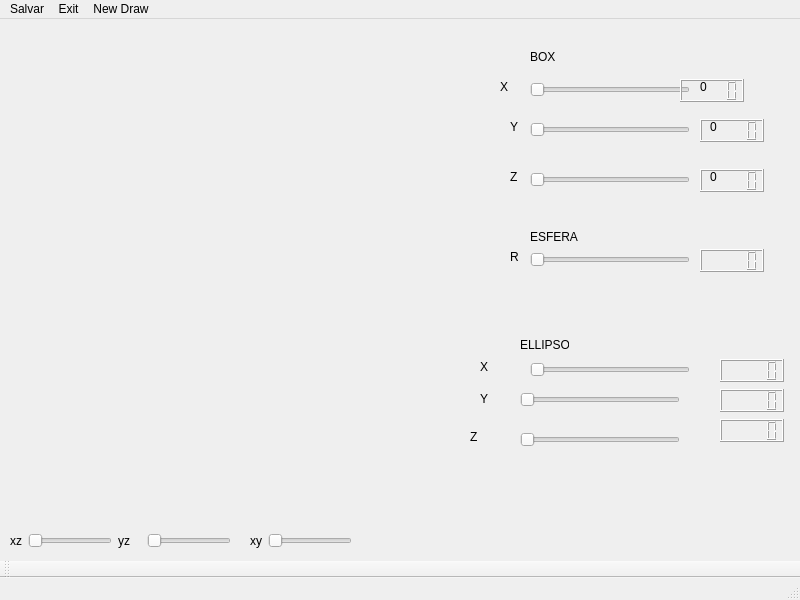
The window that mainwindow.ui (JuliaAlanne/PROJETO---U3) describes before a commit, drawn with Qt 5.
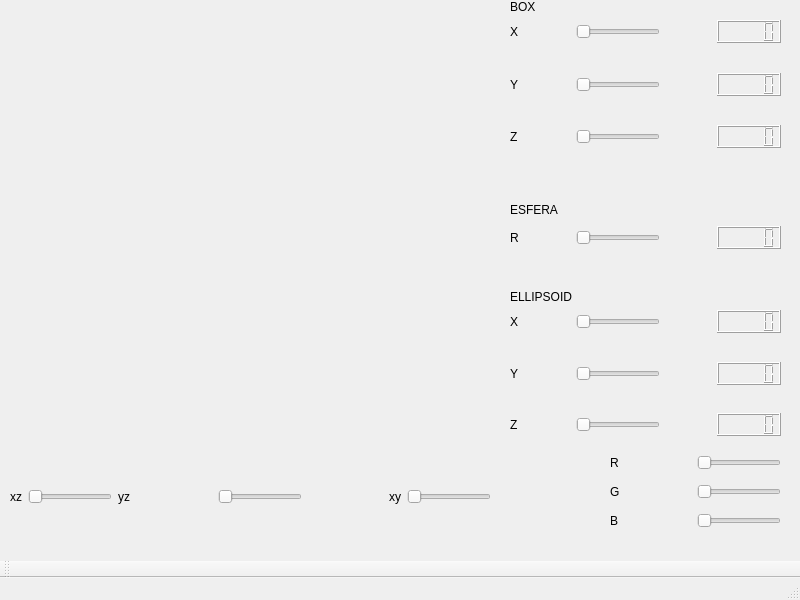
The same window after the commit. Icons and pictures are not drawn.

The edit to the form file:
```diff
--- a/mainwindow.ui
+++ b/mainwindow.ui
@@ -14,45 +14,6 @@
    <string>MainWindow</string>
   </property>
   <widget class="QWidget" name="centralwidget">
-   <widget class="QSlider" name="horizontalSliderX">
-    <property name="geometry">
-     <rect>
-      <x>530</x>
-      <y>60</y>
-      <width>160</width>
-      <height>22</height>
-     </rect>
-    </property>
-    <property name="orientation">
-     <enum>Qt::Horizontal</enum>
-    </property>
-   </widget>
-   <widget class="QSlider" name="horizontalSliderY">
-    <property name="geometry">
-     <rect>
-      <x>530</x>
-      <y>100</y>
-      <width>160</width>
-      <height>22</height>
-     </rect>
-    </property>
-    <property name="orientation">
-     <enum>Qt::Horizontal</enum>
-    </property>
-   </widget>
-   <widget class="QSlider" name="horizontalSliderZ">
-    <property name="geometry">
-     <rect>
-      <x>530</x>
-      <y>150</y>
-      <width>160</width>
-      <height>22</height>
-     </rect>
-    </property>
-    <property name="orientation">
-     <enum>Qt::Horizontal</enum>
-    </property>
-   </widget>
    <widget class="QLabel" name="label">
     <property name="geometry">
      <rect>
@@ -70,9 +31,9 @@
     <property name="geometry">
      <rect>
       <x>10</x>
-      <y>510</y>
-      <width>342</width>
-      <height>24</height>
+      <y>461</y>
+      <width>481</width>
+      <height>71</height>
      </rect>
     </property>
     <layout class="QHBoxLayout" name="horizontalLayout">
@@ -146,306 +107,571 @@
      </item>
     </layout>
    </widget>
-   <widget class="QLabel" name="labelX">
-    <property name="geometry">
-     <rect>
-      <x>700</x>
-      <y>60</y>
-      <width>49</width>
-      <height>16</height>
-     </rect>
-    </property>
-    <property name="text">
-     <string>0</string>
-    </property>
-   </widget>
-   <widget class="QLabel" name="labelY">
-    <property name="geometry">
-     <rect>
-      <x>710</x>
-      <y>100</y>
-      <width>49</width>
-      <height>16</height>
-     </rect>
-    </property>
-    <property name="text">
-     <string>0</string>
-    </property>
-   </widget>
-   <widget class="QLabel" name="labelZ">
-    <property name="geometry">
-     <rect>
-      <x>710</x>
-      <y>150</y>
-      <width>49</width>
-      <height>16</height>
-     </rect>
-    </property>
-    <property name="text">
-     <string>0</string>
-    </property>
-   </widget>
-   <widget class="QLabel" name="label_5">
-    <property name="geometry">
-     <rect>
-      <x>500</x>
-      <y>60</y>
-      <width>49</width>
-      <height>16</height>
-     </rect>
-    </property>
-    <property name="text">
-     <string>X</string>
-    </property>
-   </widget>
-   <widget class="QLabel" name="label_6">
-    <property name="geometry">
-     <rect>
-      <x>510</x>
-      <y>100</y>
-      <width>49</width>
-      <height>16</height>
-     </rect>
-    </property>
-    <property name="text">
-     <string>Y</string>
-    </property>
-   </widget>
-   <widget class="QLabel" name="label_7">
-    <property name="geometry">
-     <rect>
-      <x>510</x>
-      <y>150</y>
-      <width>49</width>
-      <height>16</height>
-     </rect>
-    </property>
-    <property name="text">
-     <string>Z</string>
-    </property>
-   </widget>
-   <widget class="QSlider" name="horizontalSliderEsferaR">
-    <property name="geometry">
-     <rect>
-      <x>530</x>
-      <y>230</y>
-      <width>160</width>
-      <height>22</height>
-     </rect>
-    </property>
-    <property name="orientation">
-     <enum>Qt::Horizontal</enum>
-    </property>
-   </widget>
-   <widget class="QSlider" name="horizontalSliderRXellipsoid">
-    <property name="geometry">
-     <rect>
-      <x>530</x>
-      <y>340</y>
-      <width>160</width>
-      <height>22</height>
-     </rect>
-    </property>
-    <property name="orientation">
-     <enum>Qt::Horizontal</enum>
-    </property>
-   </widget>
-   <widget class="QSlider" name="horizontalSliderRYellipsoid">
-    <property name="geometry">
-     <rect>
-      <x>520</x>
-      <y>370</y>
-      <width>160</width>
-      <height>22</height>
-     </rect>
-    </property>
-    <property name="orientation">
-     <enum>Qt::Horizontal</enum>
-    </property>
-   </widget>
-   <widget class="QLabel" name="label_8">
-    <property name="geometry">
-     <rect>
-      <x>510</x>
-      <y>230</y>
-      <width>49</width>
-      <height>16</height>
-     </rect>
-    </property>
-    <property name="text">
-     <string>R</string>
-    </property>
-   </widget>
-   <widget class="QLabel" name="label_9">
-    <property name="geometry">
-     <rect>
-      <x>480</x>
-      <y>340</y>
-      <width>21</width>
-      <height>16</height>
-     </rect>
-    </property>
-    <property name="text">
-     <string>X</string>
-    </property>
-   </widget>
-   <widget class="QLabel" name="label_10">
-    <property name="geometry">
-     <rect>
-      <x>480</x>
-      <y>370</y>
-      <width>16</width>
-      <height>20</height>
-     </rect>
-    </property>
-    <property name="text">
-     <string>Y</string>
-    </property>
-   </widget>
-   <widget class="QLCDNumber" name="lcdNumber_EsferaR">
-    <property name="geometry">
-     <rect>
-      <x>700</x>
-      <y>230</y>
-      <width>64</width>
-      <height>23</height>
-     </rect>
-    </property>
-   </widget>
-   <widget class="QLCDNumber" name="lcdNumber_EllipsoidX">
-    <property name="geometry">
-     <rect>
-      <x>720</x>
-      <y>340</y>
-      <width>64</width>
-      <height>23</height>
-     </rect>
-    </property>
-   </widget>
-   <widget class="QLCDNumber" name="lcdNumber_EllipsoidY">
-    <property name="geometry">
-     <rect>
-      <x>720</x>
-      <y>370</y>
-      <width>64</width>
-      <height>23</height>
-     </rect>
-    </property>
-   </widget>
-   <widget class="QLCDNumber" name="lcdNumber_BoxX">
-    <property name="geometry">
-     <rect>
-      <x>680</x>
-      <y>60</y>
-      <width>64</width>
-      <height>23</height>
-     </rect>
-    </property>
-   </widget>
-   <widget class="QLCDNumber" name="lcdNumber_BoxY">
-    <property name="geometry">
-     <rect>
-      <x>700</x>
-      <y>100</y>
-      <width>64</width>
-      <height>23</height>
-     </rect>
-    </property>
-   </widget>
-   <widget class="QLCDNumber" name="lcdNumber_BoxZ">
-    <property name="geometry">
-     <rect>
-      <x>700</x>
-      <y>150</y>
-      <width>64</width>
-      <height>23</height>
-     </rect>
-    </property>
-   </widget>
-   <widget class="QLabel" name="label_11">
-    <property name="geometry">
-     <rect>
-      <x>530</x>
-      <y>30</y>
-      <width>49</width>
-      <height>16</height>
-     </rect>
-    </property>
-    <property name="text">
-     <string>BOX</string>
-    </property>
-   </widget>
-   <widget class="QLabel" name="label_12">
-    <property name="geometry">
-     <rect>
-      <x>530</x>
-      <y>210</y>
-      <width>49</width>
-      <height>16</height>
-     </rect>
-    </property>
-    <property name="text">
-     <string>ESFERA</string>
-    </property>
-   </widget>
-   <widget class="QLabel" name="label_13">
-    <property name="geometry">
-     <rect>
-      <x>520</x>
-      <y>310</y>
-      <width>49</width>
-      <height>31</height>
-     </rect>
-    </property>
-    <property name="text">
-     <string>ELLIPSOID</string>
-    </property>
-   </widget>
-   <widget class="QLCDNumber" name="lcdNumber">
-    <property name="geometry">
-     <rect>
-      <x>720</x>
-      <y>400</y>
-      <width>64</width>
-      <height>23</height>
-     </rect>
-    </property>
-   </widget>
-   <widget class="QSlider" name="horizontalSliderRZellipsoid">
-    <property name="geometry">
-     <rect>
-      <x>520</x>
-      <y>410</y>
-      <width>160</width>
-      <height>22</height>
-     </rect>
-    </property>
-    <property name="orientation">
-     <enum>Qt::Horizontal</enum>
-    </property>
-   </widget>
-   <widget class="QLabel" name="label_14">
-    <property name="geometry">
-     <rect>
-      <x>470</x>
-      <y>410</y>
-      <width>21</width>
-      <height>16</height>
-     </rect>
-    </property>
-    <property name="text">
-     <string>Z</string>
-    </property>
-   </widget>
    <widget class="QWidget" name="widget" native="true">
     <property name="geometry">
      <rect>
-      <x>30</x>
-      <y>159</y>
-      <width>431</width>
-      <height>301</height>
+      <x>0</x>
+      <y>0</y>
+      <width>501</width>
+      <height>431</height>
      </rect>
     </property>
+    <property name="maximumSize">
+     <size>
+      <width>501</width>
+      <height>431</height>
+     </size>
+    </property>
+    <property name="autoFillBackground">
+     <bool>true</bool>
+    </property>
+   </widget>
+   <widget class="QWidget" name="layoutWidget">
+    <property name="geometry">
+     <rect>
+      <x>510</x>
+      <y>0</y>
+      <width>271</width>
+      <height>148</height>
+     </rect>
+    </property>
+    <layout class="QVBoxLayout" name="verticalLayout_3">
+     <item>
+      <widget class="QLabel" name="label_11">
+       <property name="text">
+        <string>BOX</string>
+       </property>
+      </widget>
+     </item>
+     <item>
+      <layout class="QVBoxLayout" name="verticalLayout">
+       <item>
+        <layout class="QHBoxLayout" name="horizontalLayout_4">
+         <item>
+          <widget class="QLabel" name="label_5">
+           <property name="text">
+            <string>X</string>
+           </property>
+          </widget>
+         </item>
+         <item>
+          <spacer name="horizontalSpacer_3">
+           <property name="orientation">
+            <enum>Qt::Horizontal</enum>
+           </property>
+           <property name="sizeHint" stdset="0">
+            <size>
+             <width>13</width>
+             <height>20</height>
+            </size>
+           </property>
+          </spacer>
+         </item>
+         <item>
+          <widget class="QSlider" name="horizontalSliderX">
+           <property name="orientation">
+            <enum>Qt::Horizontal</enum>
+           </property>
+          </widget>
+         </item>
+         <item>
+          <spacer name="horizontalSpacer_6">
+           <property name="orientation">
+            <enum>Qt::Horizontal</enum>
+           </property>
+           <property name="sizeHint" stdset="0">
+            <size>
+             <width>13</width>
+             <height>20</height>
+            </size>
+           </property>
+          </spacer>
+         </item>
+         <item>
+          <widget class="QLCDNumber" name="lcdNumber_BoxX"/>
+         </item>
+        </layout>
+       </item>
+       <item>
+        <spacer name="verticalSpacer">
+         <property name="orientation">
+          <enum>Qt::Vertical</enum>
+         </property>
+         <property name="sizeHint" stdset="0">
+          <size>
+           <width>20</width>
+           <height>13</height>
+          </size>
+         </property>
+        </spacer>
+       </item>
+       <item>
+        <layout class="QHBoxLayout" name="horizontalLayout_3">
+         <item>
+          <widget class="QLabel" name="label_6">
+           <property name="text">
+            <string>Y</string>
+           </property>
+          </widget>
+         </item>
+         <item>
+          <spacer name="horizontalSpacer_4">
+           <property name="orientation">
+            <enum>Qt::Horizontal</enum>
+           </property>
+           <property name="sizeHint" stdset="0">
+            <size>
+             <width>13</width>
+             <height>20</height>
+            </size>
+           </property>
+          </spacer>
+         </item>
+         <item>
+          <widget class="QSlider" name="horizontalSliderY">
+           <property name="orientation">
+            <enum>Qt::Horizontal</enum>
+           </property>
+          </widget>
+         </item>
+         <item>
+          <spacer name="horizontalSpacer_7">
+           <property name="orientation">
+            <enum>Qt::Horizontal</enum>
+           </property>
+           <property name="sizeHint" stdset="0">
+            <size>
+             <width>13</width>
+             <height>20</height>
+            </size>
+           </property>
+          </spacer>
+         </item>
+         <item>
+          <widget class="QLCDNumber" name="lcdNumber_BoxY"/>
+         </item>
+        </layout>
+       </item>
+       <item>
+        <spacer name="verticalSpacer_2">
+         <property name="orientation">
+          <enum>Qt::Vertical</enum>
+         </property>
+         <property name="sizeHint" stdset="0">
+          <size>
+           <width>20</width>
+           <height>13</height>
+          </size>
+         </property>
+        </spacer>
+       </item>
+       <item>
+        <layout class="QHBoxLayout" name="horizontalLayout_2">
+         <item>
+          <widget class="QLabel" name="label_7">
+           <property name="text">
+            <string>Z</string>
+           </property>
+          </widget>
+         </item>
+         <item>
+          <spacer name="horizontalSpacer_5">
+           <property name="orientation">
+            <enum>Qt::Horizontal</enum>
+           </property>
+           <property name="sizeHint" stdset="0">
+            <size>
+             <width>13</width>
+             <height>20</height>
+            </size>
+           </property>
+          </spacer>
+         </item>
+         <item>
+          <widget class="QSlider" name="horizontalSliderZ">
+           <property name="orientation">
+            <enum>Qt::Horizontal</enum>
+           </property>
+          </widget>
+         </item>
+         <item>
+          <spacer name="horizontalSpacer_8">
+           <property name="orientation">
+            <enum>Qt::Horizontal</enum>
+           </property>
+           <property name="sizeHint" stdset="0">
+            <size>
+             <width>13</width>
+             <height>20</height>
+            </size>
+           </property>
+          </spacer>
+         </item>
+         <item>
+          <widget class="QLCDNumber" name="lcdNumber_BoxZ"/>
+         </item>
+        </layout>
+       </item>
+      </layout>
+     </item>
+    </layout>
+   </widget>
+   <widget class="QWidget" name="layoutWidget">
+    <property name="geometry">
+     <rect>
+      <x>510</x>
+      <y>200</y>
+      <width>271</width>
+      <height>49</height>
+     </rect>
+    </property>
+    <layout class="QVBoxLayout" name="verticalLayout_2">
+     <item>
+      <widget class="QLabel" name="label_12">
+       <property name="text">
+        <string>ESFERA</string>
+       </property>
+      </widget>
+     </item>
+     <item>
+      <layout class="QHBoxLayout" name="horizontalLayout_5">
+       <item>
+        <widget class="QLabel" name="label_8">
+         <property name="text">
+          <string>R</string>
+         </property>
+        </widget>
+       </item>
+       <item>
+        <spacer name="horizontalSpacer_9">
+         <property name="orientation">
+          <enum>Qt::Horizontal</enum>
+         </property>
+         <property name="sizeHint" stdset="0">
+          <size>
+           <width>13</width>
+           <height>20</height>
+          </size>
+         </property>
+        </spacer>
+       </item>
+       <item>
+        <widget class="QSlider" name="horizontalSliderEsferaR">
+         <property name="orientation">
+          <enum>Qt::Horizontal</enum>
+         </property>
+        </widget>
+       </item>
+       <item>
+        <spacer name="horizontalSpacer_10">
+         <property name="orientation">
+          <enum>Qt::Horizontal</enum>
+         </property>
+         <property name="sizeHint" stdset="0">
+          <size>
+           <width>18</width>
+           <height>20</height>
+          </size>
+         </property>
+        </spacer>
+       </item>
+       <item>
+        <widget class="QLCDNumber" name="lcdNumber_EsferaR"/>
+       </item>
+      </layout>
+     </item>
+    </layout>
+   </widget>
+   <widget class="QWidget" name="layoutWidget">
+    <property name="geometry">
+     <rect>
+      <x>510</x>
+      <y>290</y>
+      <width>271</width>
+      <height>146</height>
+     </rect>
+    </property>
+    <layout class="QVBoxLayout" name="verticalLayout_4">
+     <item>
+      <widget class="QLabel" name="label_13">
+       <property name="text">
+        <string>ELLIPSOID</string>
+       </property>
+      </widget>
+     </item>
+     <item>
+      <layout class="QHBoxLayout" name="horizontalLayout_7">
+       <item>
+        <widget class="QLabel" name="label_9">
+         <property name="text">
+          <string>X</string>
+         </property>
+        </widget>
+       </item>
+       <item>
+        <spacer name="horizontalSpacer_16">
+         <property name="orientation">
+          <enum>Qt::Horizontal</enum>
+         </property>
+         <property name="sizeHint" stdset="0">
+          <size>
+           <width>17</width>
+           <height>20</height>
+          </size>
+         </property>
+        </spacer>
+       </item>
+       <item>
+        <widget class="QSlider" name="horizontalSliderRXellipsoid">
+         <property name="orientation">
+          <enum>Qt::Horizontal</enum>
+         </property>
+        </widget>
+       </item>
+       <item>
+        <spacer name="horizontalSpacer_14">
+         <property name="orientation">
+          <enum>Qt::Horizontal</enum>
+         </property>
+         <property name="sizeHint" stdset="0">
+          <size>
+           <width>17</width>
+           <height>20</height>
+          </size>
+         </property>
+        </spacer>
+       </item>
+       <item>
+        <widget class="QLCDNumber" name="lcdNumber_EllipsoidX"/>
+       </item>
+      </layout>
+     </item>
+     <item>
+      <spacer name="verticalSpacer_3">
+       <property name="orientation">
+        <enum>Qt::Vertical</enum>
+       </property>
+       <property name="sizeHint" stdset="0">
+        <size>
+         <width>20</width>
+         <height>13</height>
+        </size>
+       </property>
+      </spacer>
+     </item>
+     <item>
+      <layout class="QHBoxLayout" name="horizontalLayout_8">
+       <item>
+        <widget class="QLabel" name="label_10">
+         <property name="text">
+          <string>Y</string>
+         </property>
+        </widget>
+       </item>
+       <item>
+        <spacer name="horizontalSpacer_15">
+         <property name="orientation">
+          <enum>Qt::Horizontal</enum>
+         </property>
+         <property name="sizeHint" stdset="0">
+          <size>
+           <width>17</width>
+           <height>20</height>
+          </size>
+         </property>
+        </spacer>
+       </item>
+       <item>
+        <widget class="QSlider" name="horizontalSliderRYellipsoid">
+         <property name="orientation">
+          <enum>Qt::Horizontal</enum>
+         </property>
+        </widget>
+       </item>
+       <item>
+        <spacer name="horizontalSpacer_13">
+         <property name="orientation">
+          <enum>Qt::Horizontal</enum>
+         </property>
+         <property name="sizeHint" stdset="0">
+          <size>
+           <width>17</width>
+           <height>20</height>
+          </size>
+         </property>
+        </spacer>
+       </item>
+       <item>
+        <widget class="QLCDNumber" name="lcdNumber_EllipsoidY"/>
+       </item>
+      </layout>
+     </item>
+     <item>
+      <spacer name="verticalSpacer_4">
+       <property name="orientation">
+        <enum>Qt::Vertical</enum>
+       </property>
+       <property name="sizeHint" stdset="0">
+        <size>
+         <width>20</width>
+         <height>13</height>
+        </size>
+       </property>
+      </spacer>
+     </item>
+     <item>
+      <layout class="QHBoxLayout" name="horizontalLayout_6">
+       <item>
+        <widget class="QLabel" name="label_14">
+         <property name="text">
+          <string>Z</string>
+         </property>
+        </widget>
+       </item>
+       <item>
+        <spacer name="horizontalSpacer_11">
+         <property name="orientation">
+          <enum>Qt::Horizontal</enum>
+         </property>
+         <property name="sizeHint" stdset="0">
+          <size>
+           <width>13</width>
+           <height>20</height>
+          </size>
+         </property>
+        </spacer>
+       </item>
+       <item>
+        <widget class="QSlider" name="horizontalSliderRZellipsoid">
+         <property name="orientation">
+          <enum>Qt::Horizontal</enum>
+         </property>
+        </widget>
+       </item>
+       <item>
+        <spacer name="horizontalSpacer_12">
+         <property name="orientation">
+          <enum>Qt::Horizontal</enum>
+         </property>
+         <property name="sizeHint" stdset="0">
+          <size>
+           <width>17</width>
+           <height>20</height>
+          </size>
+         </property>
+        </spacer>
+       </item>
+       <item>
+        <widget class="QLCDNumber" name="lcdNumber"/>
+       </item>
+      </layout>
+     </item>
+    </layout>
+   </widget>
+   <widget class="QWidget" name="">
+    <property name="geometry">
+     <rect>
+      <x>610</x>
+      <y>450</y>
+      <width>171</width>
+      <height>86</height>
+     </rect>
+    </property>
+    <layout class="QVBoxLayout" name="verticalLayout_5">
+     <item>
+      <layout class="QHBoxLayout" name="horizontalLayout_9">
+       <item>
+        <widget class="QLabel" name="label_15">
+         <property name="text">
+          <string>R</string>
+         </property>
+        </widget>
+       </item>
+       <item>
+        <spacer name="horizontalSpacer_17">
+         <property name="orientation">
+          <enum>Qt::Horizontal</enum>
+         </property>
+         <property name="sizeHint" stdset="0">
+          <size>
+           <width>18</width>
+           <height>20</height>
+          </size>
+         </property>
+        </spacer>
+       </item>
+       <item>
+        <widget class="QSlider" name="horizontalR">
+         <property name="orientation">
+          <enum>Qt::Horizontal</enum>
+         </property>
+        </widget>
+       </item>
+      </layout>
+     </item>
+     <item>
+      <layout class="QHBoxLayout" name="horizontalLayout_10">
+       <item>
+        <widget class="QLabel" name="label_16">
+         <property name="text">
+          <string>G</string>
+         </property>
+        </widget>
+       </item>
+       <item>
+        <spacer name="horizontalSpacer_18">
+         <property name="orientation">
+          <enum>Qt::Horizontal</enum>
+         </property>
+         <property name="sizeHint" stdset="0">
+          <size>
+           <width>18</width>
+           <height>20</height>
+          </size>
+         </property>
+        </spacer>
+       </item>
+       <item>
+        <widget class="QSlider" name="horizontalG">
+         <property name="orientation">
+          <enum>Qt::Horizontal</enum>
+         </property>
+        </widget>
+       </item>
+      </layout>
+     </item>
+     <item>
+      <layout class="QHBoxLayout" name="horizontalLayout_11">
+       <item>
+        <widget class="QLabel" name="label_17">
+         <property name="text">
+          <string>B</string>
+         </property>
+        </widget>
+       </item>
+       <item>
+        <spacer name="horizontalSpacer_20">
+         <property name="orientation">
+          <enum>Qt::Horizontal</enum>
+         </property>
+         <property name="sizeHint" stdset="0">
+          <size>
+           <width>18</width>
+           <height>20</height>
+          </size>
+         </property>
+        </spacer>
+       </item>
+       <item>
+        <widget class="QSlider" name="horizontalB">
+         <property name="orientation">
+          <enum>Qt::Horizontal</enum>
+         </property>
+        </widget>
+       </item>
+      </layout>
+     </item>
+    </layout>
    </widget>
   </widget>
   <widget class="QStatusBar" name="statusbar"/>
@@ -460,37 +686,6 @@
     <bool>false</bool>
    </attribute>
   </widget>
-  <widget class="QMenuBar" name="menuBar">
-   <property name="geometry">
-    <rect>
-     <x>0</x>
-     <y>0</y>
-     <width>800</width>
-     <height>22</height>
-    </rect>
-   </property>
-   <widget class="QMenu" name="menuSalvar">
-    <property name="title">
-     <string>Salvar</string>
-    </property>
-    <addaction name="separator"/>
-    <addaction name="separator"/>
-   </widget>
-   <widget class="QMenu" name="menuExit">
-    <property name="title">
-     <string>Exit</string>
-    </property>
-   </widget>
-   <widget class="QMenu" name="menuNew_Draw">
-    <property name="title">
-     <string>New Draw</string>
-    </property>
-    <addaction name="actionNovoDesenho"/>
-   </widget>
-   <addaction name="menuSalvar"/>
-   <addaction name="menuExit"/>
-   <addaction name="menuNew_Draw"/>
-  </widget>
   <action name="actionQuit">
    <property name="text">
     <string>Quit</string>
```
Left out of the diff: 104 changed lines with no effect on the pictures.
